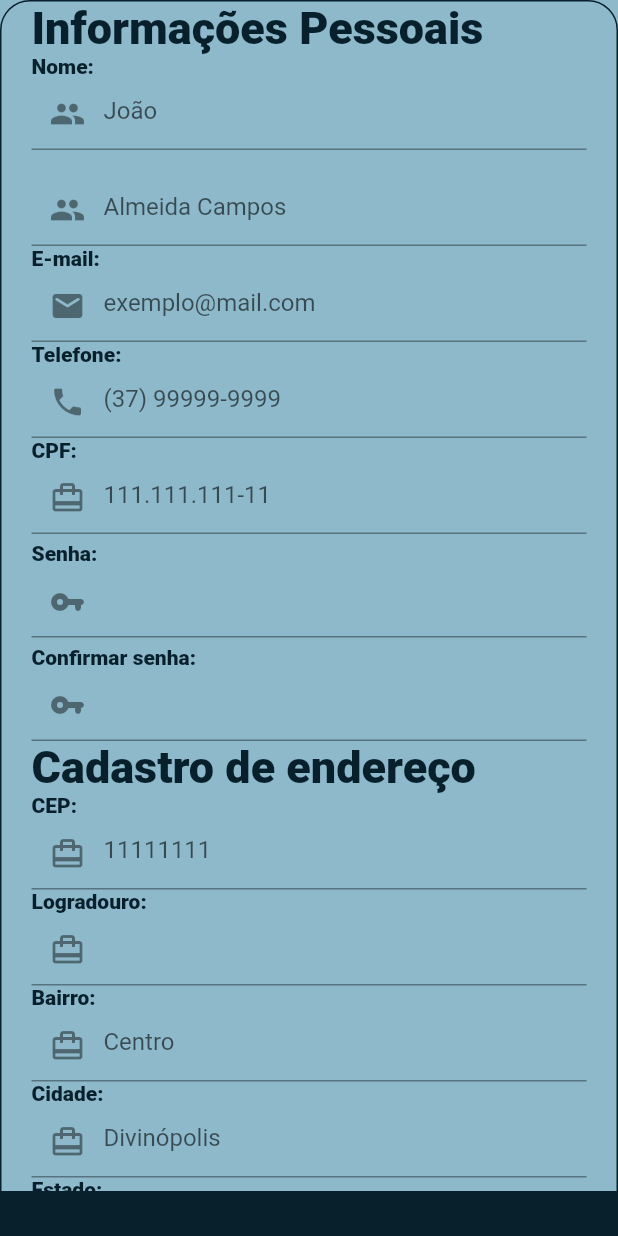
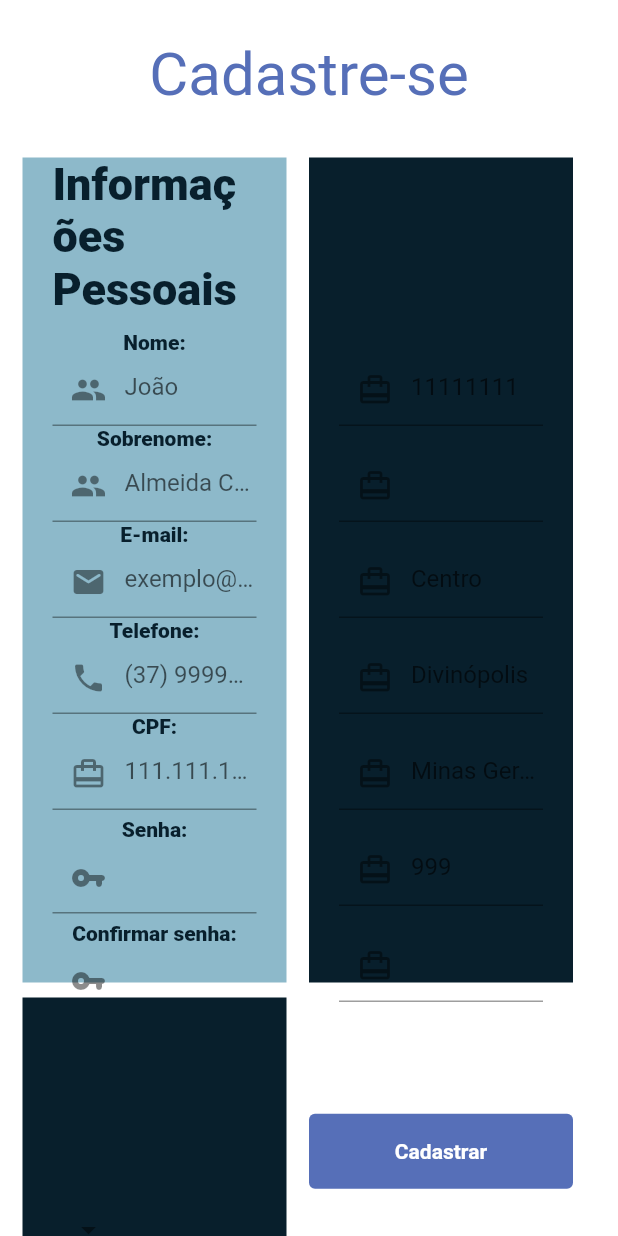
Before and after one commit to LeticiaBianca/SINTEU, a Flutter app: the screen it shows after launch, after a tap on "Cadastre-se", on a phone screen of 412 x 824 dp. Run offline on Flutter 3.47's test engine with Material 2 defaults, Android fonts, the phone set to English and light mode, and no system bars.

Commit message:
pag cadastro e sobre

```diff
--- a/lib/core/app_images.dart
+++ b/lib/core/app_images.dart
@@ -1,4 +1,3 @@
-import 'package:flutter/material.dart';
 
 class AppImagens{
 
--- a/lib/core/app_web.dart
+++ b/lib/core/app_web.dart
@@ -1,6 +1,5 @@
 import 'package:flutter/material.dart';
 import 'package:sinteu/views/web/home/index.dart';
-import 'package:sinteu/views/web/login/index.dart';
 
 class AppWeb extends StatelessWidget {
   // This widget is the root of your application.
--- a/lib/views/web/cadastro/index.dart
+++ b/lib/views/web/cadastro/index.dart
@@ -15,32 +15,39 @@ class _CadastroState extends State<Cadastro> {
   @override
   Widget build(BuildContext context) {
     return Scaffold(
-      body: Stack(
-        children: [
-          Container(
-            height: MediaQuery.of(context).size.height,
-            width: MediaQuery.of(context).size.width,
-            color: AppColors.primaria01,
-          ),
-          Container(
-            height: MediaQuery.of(context).size.height / 2.40,
-            width: MediaQuery.of(context).size.width,
-            color: AppColors.primaria02,
-          ),
-          Center(
-            child: Container(
-              height: 1000,
-              width: 800,
-              decoration: BoxDecoration(
-                  color: AppColors.primaria02,
-                  border: Border.all(color: AppColors.primaria01),
-                  borderRadius: BorderRadius.circular(20)),
-              child: Column(
-                crossAxisAlignment: CrossAxisAlignment.start,
-                mainAxisAlignment: MainAxisAlignment.center,
+      backgroundColor: Colors.white,
+      body: ListView(
         children: [
           Padding(
-                    padding: const EdgeInsets.fromLTRB(20, 0, 20, 0),
+            padding: const EdgeInsets.all(10.0),
+            child: Container(
+              width: MediaQuery.of(context).size.width,
+              height: 80,
+              child: Center(
+                child: Text(
+                  'Cadastre-se',
+                  style: TextStyle(
+                    fontSize: 40,
+                    color: AppColors.primaria03
+                  ),
+                ),
+              ),
+            ),
+          ),
+
+          Row(
+            children: [
+              Padding(
+                padding: const EdgeInsets.fromLTRB(15, 5, 15, 5),
+                child: Container(
+                  width: MediaQuery.of(context).size.width/2-30,
+                  height: 550,
+                  color: AppColors.primaria02,
+                  child: Align(
+                    child: Column(
+                      children: [
+                        Padding(
+                          padding: const EdgeInsets.fromLTRB(20, 0, 20, 10),
                           child: Text(
                             'Informações Pessoais',
                             style: TextStyle(
@@ -50,13 +57,15 @@ class _CadastroState extends State<Cadastro> {
                             ),
                           ),
                         ),
+
                             Padding(
                             padding: const EdgeInsets.fromLTRB(20, 0, 20, 0),
                               child: Text(
                                 'Nome:',
                                 style: TextStyle(
                                   color: AppColors.primaria01,
-                          fontWeight: FontWeight.w800),
+                                  fontWeight: FontWeight.w800
+                                ),
                               ),
                             ),
                             Padding(
@@ -73,8 +82,9 @@ class _CadastroState extends State<Cadastro> {
                               child: Text(
                                 'Sobrenome:',
                                 style: TextStyle(
-                          color: AppColors.primaria02,
-                          fontWeight: FontWeight.w800),
+                                  color: AppColors.primaria01,
+                                  fontWeight: FontWeight.w800
+                                ),
                               ),
                             ),
                               Padding(
@@ -177,9 +187,21 @@ class _CadastroState extends State<Cadastro> {
                                   ),
                                 ),
                               ),
-
+                              ],
+                    ),
+                  ),
+                ),
+              ),
               Padding(
-                    padding: const EdgeInsets.fromLTRB(20, 0, 20, 0),
+                padding: const EdgeInsets.fromLTRB(0, 5, 15, 5),
+                child: Container(
+                  width: MediaQuery.of(context).size.width/2-30,
+                  height: 550,
+                  color: AppColors.primaria01,
+                  child: Column(
+                    children: [
+                      Padding(
+                        padding: const EdgeInsets.fromLTRB(20, 0, 20, 10),
                         child: Text(
                           'Cadastro de endereço',
                           style: TextStyle(
@@ -315,63 +337,111 @@ class _CadastroState extends State<Cadastro> {
                           ),
                         ),
                       ),
+                    ],
+                  ),
+                ),
+              )
+            ],
+          ),
+          Row(
+            children: [
+              Padding(
+                padding: const EdgeInsets.fromLTRB(15, 5, 15, 5),
+                child: Container(
+                  width: MediaQuery.of(context).size.width/2-30,
+                  height: 200,
+                  color: AppColors.primaria01,
+                  child: Column(
+                    children: [
+                      Padding(
+                          padding: const EdgeInsets.fromLTRB(20, 0, 20, 10),
+                          child: Text(
+                            'Informações Profissionais',
+                            style: TextStyle(
+                              color: AppColors.primaria01,
+                              fontWeight: FontWeight.w800,
+                              fontSize: 30,
+                            ),
+                          ),
+                        ),
+                      Padding(
+                        padding: const EdgeInsets.fromLTRB(20, 0, 20, 0),
+                        child: Text(
+                          'Formação:',
+                          style: TextStyle(
+                              color: AppColors.primaria01,
+                              fontWeight: FontWeight.w800),
+                        ),
+                      ),
+                      Padding(
+                        padding: const EdgeInsets.fromLTRB(20, 0, 20, 0),
+                        child: TextFormField(
+                          decoration: InputDecoration(
+                              prefixIcon: Icon(Icons.arrow_drop_down)
+                          ),
+                        ),
+                      ),
 
-                  Align(
+                      Padding(
+                        padding: const EdgeInsets.fromLTRB(20, 0, 20, 0),
+                        child: Text(
+                          'Atuação profissional:',
+                          style: TextStyle(
+                              color: AppColors.primaria01,
+                              fontWeight: FontWeight.w800),
+                        ),
+                      ),
+                      Padding(
+                        padding: const EdgeInsets.fromLTRB(20, 0, 20, 0),
+                        child: TextFormField(
+                          decoration: InputDecoration(
+                            prefixIcon: Icon(Icons.arrow_drop_down),
+                          ),
+                        ),
+                      ),
+                    ],
+                  ),
+                ),
+              ),
+              Container(
+                width: MediaQuery.of(context).size.width/2-30,
+                height: 200,
+                child: Align(
                   alignment: Alignment.center,
                   child: Padding(
                     padding: const EdgeInsets.fromLTRB(0, 5, 0, 0),
                     child: Container(
                       width: 350,
-                        height: 31,
+                      height: 50,
                         child: TextButton(
                           onPressed: () {
                             Navigator.of(context).pushReplacement(
                               MaterialPageRoute(
-                                    builder: (context) => HomePage()));
+                                builder: (context) => HomePage()
+                              )
+                            );
                           },
                           child: Text(
                             'Cadastrar',
                             style: TextStyle(
-                                color: AppColors.primaria01,
-                                fontWeight: FontWeight.bold),
+                              color: Colors.white,
+                              fontWeight: FontWeight.bold
+                            ),
                           ),
                           style: ButtonStyle(
                             backgroundColor: MaterialStateProperty.all<Color>(
-                                  AppColors.primaria01)),
+                              AppColors.primaria03
+                            )
                           ),
                         ),
                     ),
                   ),
-
+                ),
+              )
             ],
-              ),
-            ),
-          ),
-          //Align(
-            //alignment: Alignment(0.0, -0.80),
-            //child: Container(
-                //height: 150,
-                //width: 150,
-                //child: AppImages.assetlogin(150, 150),
-                //decoration: BoxDecoration(
-                    //color: AppColors.secundaria,
-                    //borderRadius: BorderRadius.circular(100))),
-          //)
+          )
         ],
-      ),
-      bottomSheet: Container(
-        height: 30,
-        color: AppColors.primaria01,
-        child: Center(
-          child: Text(
-              'SINTEU 2021',
-              style: TextStyle(
-                color: AppColors.primaria01,
-
-              ),
-          ),
-        ),
-      ),
+      )
     );
   }
 }
--- a/lib/views/web/pagina_inicial/index.dart
+++ b/lib/views/web/pagina_inicial/index.dart
@@ -209,7 +209,7 @@ class _PaginaInicialState extends State<PaginaInicial> {
                 ),
 
                 Padding(
-                  padding: const EdgeInsets.only(top: 40, bottom: 50),
+                  padding: const EdgeInsets.only(top: 40, bottom: 100),
                   child: Container(
                     height: 400,
                     width: MediaQuery.of(context).size.width/3,
--- a/lib/views/web/sobre/index.dart
+++ b/lib/views/web/sobre/index.dart
@@ -1,4 +1,5 @@
 import 'package:flutter/material.dart';
+import 'package:sinteu/core/app_images.dart';
 
 class SobrePage extends StatefulWidget {
   const SobrePage({Key? key}) : super(key: key);
@@ -10,10 +11,44 @@ class SobrePage extends StatefulWidget {
 class _SobrePageState extends State<SobrePage> {
   @override
   Widget build(BuildContext context) {
-    return Container(
-      child: Center(
-        child: Text('Página de Sobre'),
-      ),
+    return Scaffold(
+      backgroundColor: Colors.white,
+      body:
+        ListView(
+          children: [
+            Padding(
+              padding: const EdgeInsets.only(bottom: 50),
+              child: Container(
+                width: MediaQuery.of(context).size.width,
+                height: 100,
+                child: Center(
+                  child: Container(
+                    width: 400,
+                    height: 400,
+                    decoration: BoxDecoration(
+                      image: DecorationImage(
+                        image: AssetImage(AppImagens.logoEscrita)
+                      )
+                    ),
+                  ),
+                ),
+              ),
+            ),
+
+            Container(
+              child: Center(
+                child: Text(
+                  'Nome',
+                  style: TextStyle(
+                    fontSize: 15,
+                    fontWeight: FontWeight.w900,
+                    color: Colors.black
+                  ),
+                ),
+              ),
+            )
+          ],
+        ),
     );
   }
 }
```
Lines whose indentation alone changed are shown as unchanged.
